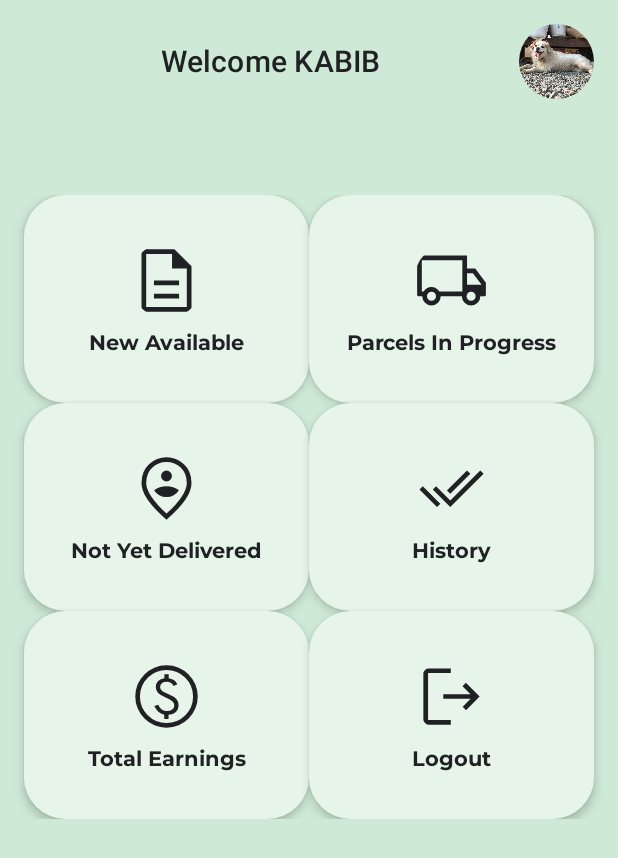
After one commit to sheikh-10/Rider-App, an Android app built with Jetpack Compose: the composable HomeScreen shown on its own in the app's theme, on a phone screen of 412 x 824 dp. The commit adds this screen. Shown: the top 858 px of the screen. Run offline under Robolectric (Android 15) with nearby library versions, the phone set to English and light mode, and no system bars; 2 statements that could not run were skipped.

Commit message:
Home Screen - 5th release

```diff
--- /dev/null
+++ b/app/src/main/java/com/food/riderapp/data/Datasource.kt
@@ -0,0 +1,18 @@
+package com.food.riderapp.data
+
+import androidx.compose.material.icons.Icons
+import com.food.riderapp.R
+import com.food.riderapp.model.MenuOption
+
+object Datasource {
+    fun loadOptions(): List<MenuOption> {
+        return listOf(
+            MenuOption(optionImage = R.drawable.notes, optionName = "New Available"),
+            MenuOption(optionImage = R.drawable.local_shipping, optionName = "Parcels In Progress"),
+            MenuOption(optionImage = R.drawable.person, optionName = "Not Yet Delivered"),
+            MenuOption(optionImage = R.drawable.done, optionName = "History"),
+            MenuOption(optionImage = R.drawable.paid, optionName = "Total Earnings"),
+            MenuOption(optionImage = R.drawable.logout, optionName = "Logout"),
+        )
+    }
+}
--- /dev/null
+++ b/app/src/main/java/com/food/riderapp/model/MenuOption.kt
@@ -0,0 +1,3 @@
+package com.food.riderapp.model
+
+data class MenuOption(val optionImage: Int, val optionName: String)
--- /dev/null
+++ b/app/src/main/java/com/food/riderapp/ui/HomeScreen.kt
@@ -0,0 +1,117 @@
+package com.food.riderapp.ui
+
+import android.content.res.Configuration
+import androidx.compose.foundation.ExperimentalFoundationApi
+import androidx.compose.foundation.Image
+import androidx.compose.foundation.background
+import androidx.compose.foundation.layout.*
+import androidx.compose.foundation.lazy.GridCells
+import androidx.compose.foundation.lazy.LazyVerticalGrid
+import androidx.compose.foundation.shape.RoundedCornerShape
+import androidx.compose.material.Card
+import androidx.compose.material.Icon
+import androidx.compose.material.MaterialTheme
+import androidx.compose.material.Text
+import androidx.compose.runtime.Composable
+import androidx.compose.ui.Alignment
+import androidx.compose.ui.Modifier
+import androidx.compose.ui.draw.clip
+import androidx.compose.ui.layout.ContentScale
+import androidx.compose.ui.res.painterResource
+import androidx.compose.ui.tooling.preview.Preview
+import androidx.compose.ui.unit.dp
+import com.food.riderapp.ui.theme.RiderAppTheme
+import com.food.riderapp.R
+import com.food.riderapp.data.Datasource
+import com.food.riderapp.model.MenuOption
+
+@Composable
+fun HomeScreen(modifier: Modifier = Modifier) {
+    Column(modifier = modifier
+        .fillMaxSize()
+        .background(MaterialTheme.colors.background)
+        .padding(16.dp),
+        verticalArrangement = Arrangement.spacedBy(16.dp)
+        ) {
+
+        Row(modifier = modifier.fillMaxWidth(),verticalAlignment = Alignment.CenterVertically) {
+
+            Text(text = "Welcome KABIB",
+                style = MaterialTheme.typography.h6,
+                color = MaterialTheme.colors.onSurface,
+                modifier = modifier
+                    .weight(1f)
+                    .wrapContentWidth(align = Alignment.CenterHorizontally)
+                )
+
+            Image(painter = painterResource(id = R.drawable.bella),
+                contentDescription = null,
+                contentScale = ContentScale.Crop,
+                modifier = modifier
+                    .size(50.dp)
+                    .clip(RoundedCornerShape(50)))
+        }
+
+        Spacer(modifier = modifier.height(32.dp))
+        MenuOptionCardList()
+    }
+}
+
+@OptIn(ExperimentalFoundationApi::class)
+@Composable
+private fun MenuOptionCardList(modifier: Modifier = Modifier,
+                               menuOption: List<MenuOption> = Datasource.loadOptions()) {
+    LazyVerticalGrid(cells = GridCells.Fixed(2),
+        verticalArrangement = Arrangement.spacedBy(8.dp),
+        horizontalArrangement = Arrangement.spacedBy(8.dp)) {
+        items(menuOption.size) { index ->
+            MenuOptionCard(menuOption = menuOption[index])
+        }
+    }
+}
+
+@Composable
+private fun MenuOptionCard(modifier: Modifier = Modifier,
+                           menuOption: MenuOption = Datasource.loadOptions()[0]) {
+    Card(elevation = 4.dp, shape = RoundedCornerShape(20)) {
+        Column(modifier = modifier
+            .fillMaxWidth()
+            .padding(vertical = 32.dp, horizontal = 16.dp), verticalArrangement = Arrangement.spacedBy(8.dp)) {
+
+            Icon(painter = painterResource(id = menuOption.optionImage),
+                contentDescription = null,
+                modifier = modifier
+                    .fillMaxWidth()
+                    .wrapContentWidth(align = Alignment.CenterHorizontally)
+                    .size(50.dp)
+                    .clip(RoundedCornerShape(50)),
+                tint = MaterialTheme.colors.onSurface
+                )
+
+            Text(text = menuOption.optionName,
+                style = MaterialTheme.typography.body1,
+                color = MaterialTheme.colors.onSurface,
+                modifier = modifier
+                    .fillMaxWidth()
+                    .wrapContentWidth(align = Alignment.CenterHorizontally)
+
+            )
+        }
+    }
+}
+
+@Preview(showBackground = true, showSystemUi = true)
+@Composable
+private fun HomeScreenLightThemeScreen() {
+    RiderAppTheme(darkTheme = false) {
+        HomeScreen()
+    }
+}
+
+@Preview(showBackground = true, showSystemUi = true, uiMode = Configuration.UI_MODE_NIGHT_YES)
+@Composable
+private fun HomeScreenDarkThemePreview() {
+    RiderAppTheme(darkTheme = true) {
+        HomeScreen()
+    }
+}
--- a/app/src/main/java/com/food/riderapp/ui/LoginScreen.kt
+++ b/app/src/main/java/com/food/riderapp/ui/LoginScreen.kt
@@ -86,7 +86,6 @@ private fun LoginScreenLightThemePreview() {
     RiderAppTheme(darkTheme = false) {
         LoginScreen()
     }
-
 }
 
 @Preview(showBackground = true, showSystemUi = true, uiMode = UI_MODE_NIGHT_YES)
--- /dev/null
+++ b/app/src/main/res/drawable/done.xml
@@ -0,0 +1,9 @@
+<vector xmlns:android="http://schemas.android.com/apk/res/android"
+    android:width="48dp"
+    android:height="48dp"
+    android:viewportWidth="48"
+    android:viewportHeight="48">
+  <path
+      android:fillColor="@android:color/white"
+      android:pathData="M14.7,35.9 L3.5,24.7 5.65,22.55 14.7,31.6 16.85,33.75ZM23.2,35.9 L12,24.7 14.15,22.55 23.2,31.6 42.4,12.4 44.55,14.55ZM23.2,27.4 L21.05,25.25 33.9,12.4 36.05,14.55Z"/>
+</vector>
--- /dev/null
+++ b/app/src/main/res/drawable/local_shipping.xml
@@ -0,0 +1,9 @@
+<vector xmlns:android="http://schemas.android.com/apk/res/android"
+    android:width="48dp"
+    android:height="48dp"
+    android:viewportWidth="48"
+    android:viewportHeight="48">
+  <path
+      android:fillColor="@android:color/white"
+      android:pathData="M11.2,39.95Q8.75,39.95 7.025,38.225Q5.3,36.5 5.3,34.05H2V11Q2,9.8 2.9,8.9Q3.8,8 5,8H33.95V16.35H39.2L46,25.4V34.05H42.45Q42.45,36.5 40.725,38.225Q39,39.95 36.55,39.95Q34.1,39.95 32.375,38.225Q30.65,36.5 30.65,34.05H17.1Q17.1,36.5 15.375,38.225Q13.65,39.95 11.2,39.95ZM11.2,36.95Q12.4,36.95 13.25,36.1Q14.1,35.25 14.1,34.05Q14.1,32.85 13.25,32Q12.4,31.15 11.2,31.15Q10,31.15 9.15,32Q8.3,32.85 8.3,34.05Q8.3,35.25 9.15,36.1Q10,36.95 11.2,36.95ZM5,31.05H6.1Q6.95,29.7 8.25,28.9Q9.55,28.1 11.15,28.1Q12.75,28.1 14.075,28.925Q15.4,29.75 16.25,31.05H30.95V11H5Q5,11 5,11Q5,11 5,11ZM36.55,36.95Q37.75,36.95 38.6,36.1Q39.45,35.25 39.45,34.05Q39.45,32.85 38.6,32Q37.75,31.15 36.55,31.15Q35.35,31.15 34.5,32Q33.65,32.85 33.65,34.05Q33.65,35.25 34.5,36.1Q35.35,36.95 36.55,36.95ZM33.95,26.75H43.25L37.7,19.35H33.95ZM18,21.55Q18,21.55 18,21.55Q18,21.55 18,21.55Q18,21.55 18,21.55Q18,21.55 18,21.55Q18,21.55 18,21.55Q18,21.55 18,21.55Z"/>
+</vector>
--- /dev/null
+++ b/app/src/main/res/drawable/logout.xml
@@ -0,0 +1,10 @@
+<vector xmlns:android="http://schemas.android.com/apk/res/android"
+    android:width="48dp"
+    android:height="48dp"
+    android:viewportWidth="48"
+    android:viewportHeight="48"
+    android:autoMirrored="true">
+  <path
+      android:fillColor="@android:color/white"
+      android:pathData="M9,42Q7.8,42 6.9,41.1Q6,40.2 6,39V9Q6,7.8 6.9,6.9Q7.8,6 9,6H23.55V9H9Q9,9 9,9Q9,9 9,9V39Q9,39 9,39Q9,39 9,39H23.55V42ZM33.3,32.75 L31.15,30.6 36.25,25.5H18.75V22.5H36.15L31.05,17.4L33.2,15.25L42,24.05Z"/>
+</vector>
--- /dev/null
+++ b/app/src/main/res/drawable/notes.xml
@@ -0,0 +1,9 @@
+<vector xmlns:android="http://schemas.android.com/apk/res/android"
+    android:width="48dp"
+    android:height="48dp"
+    android:viewportWidth="48"
+    android:viewportHeight="48">
+  <path
+      android:fillColor="@android:color/white"
+      android:pathData="M15.95,35.5H32.05V32.5H15.95ZM15.95,27H32.05V24H15.95ZM11,44Q9.8,44 8.9,43.1Q8,42.2 8,41V7Q8,5.8 8.9,4.9Q9.8,4 11,4H29.05L40,14.95V41Q40,42.2 39.1,43.1Q38.2,44 37,44ZM27.55,16.3V7H11Q11,7 11,7Q11,7 11,7V41Q11,41 11,41Q11,41 11,41H37Q37,41 37,41Q37,41 37,41V16.3ZM11,7V16.3V7V16.3V41Q11,41 11,41Q11,41 11,41Q11,41 11,41Q11,41 11,41V7Q11,7 11,7Q11,7 11,7Z"/>
+</vector>
--- /dev/null
+++ b/app/src/main/res/drawable/paid.xml
@@ -0,0 +1,9 @@
+<vector xmlns:android="http://schemas.android.com/apk/res/android"
+    android:width="48dp"
+    android:height="48dp"
+    android:viewportWidth="48"
+    android:viewportHeight="48">
+  <path
+      android:fillColor="@android:color/white"
+      android:pathData="M22.55,38.35H25.3V35.75Q28.35,35.4 30.05,33.875Q31.75,32.35 31.75,29.8Q31.75,27.25 30.3,25.65Q28.85,24.05 25.4,22.6Q22.5,21.4 21.2,20.45Q19.9,19.5 19.9,17.9Q19.9,16.35 21.025,15.45Q22.15,14.55 24.1,14.55Q25.6,14.55 26.7,15.25Q27.8,15.95 28.55,17.35L30.95,16.2Q30.1,14.45 28.7,13.45Q27.3,12.45 25.4,12.25V9.7H22.65V12.25Q20.1,12.6 18.625,14.125Q17.15,15.65 17.15,17.9Q17.15,20.35 18.65,21.8Q20.15,23.25 23.15,24.5Q26.5,25.9 27.75,27.025Q29,28.15 29,29.8Q29,31.4 27.675,32.375Q26.35,33.35 24.35,33.35Q22.4,33.35 20.875,32.25Q19.35,31.15 18.75,29.25L16.2,30.1Q17.25,32.4 18.775,33.725Q20.3,35.05 22.55,35.65ZM24,44Q19.9,44 16.25,42.425Q12.6,40.85 9.875,38.125Q7.15,35.4 5.575,31.75Q4,28.1 4,24Q4,19.85 5.575,16.2Q7.15,12.55 9.875,9.85Q12.6,7.15 16.25,5.575Q19.9,4 24,4Q28.15,4 31.8,5.575Q35.45,7.15 38.15,9.85Q40.85,12.55 42.425,16.2Q44,19.85 44,24Q44,28.1 42.425,31.75Q40.85,35.4 38.15,38.125Q35.45,40.85 31.8,42.425Q28.15,44 24,44ZM24,41Q31.1,41 36.05,36.025Q41,31.05 41,24Q41,16.9 36.05,11.95Q31.1,7 24,7Q16.95,7 11.975,11.95Q7,16.9 7,24Q7,31.05 11.975,36.025Q16.95,41 24,41ZM24,24Q24,24 24,24Q24,24 24,24Q24,24 24,24Q24,24 24,24Q24,24 24,24Q24,24 24,24Q24,24 24,24Q24,24 24,24Z"/>
+</vector>
--- /dev/null
+++ b/app/src/main/res/drawable/person.xml
@@ -0,0 +1,9 @@
+<vector xmlns:android="http://schemas.android.com/apk/res/android"
+    android:width="48dp"
+    android:height="48dp"
+    android:viewportWidth="48"
+    android:viewportHeight="48">
+  <path
+      android:fillColor="@android:color/white"
+      android:pathData="M24,29.5Q26.55,29.5 28.625,28.3Q30.7,27.1 31.95,25.1Q30.25,23.8 28.25,23.15Q26.25,22.5 24,22.5Q21.75,22.5 19.75,23.15Q17.75,23.8 16.05,25.1Q17.3,27.1 19.375,28.3Q21.45,29.5 24,29.5ZM24,19.5Q25.45,19.5 26.475,18.475Q27.5,17.45 27.5,16Q27.5,14.55 26.475,13.525Q25.45,12.5 24,12.5Q22.55,12.5 21.525,13.525Q20.5,14.55 20.5,16Q20.5,17.45 21.525,18.475Q22.55,19.5 24,19.5ZM24,40.05Q30.65,34 33.825,29.075Q37,24.15 37,20.4Q37,14.5 33.225,10.75Q29.45,7 24,7Q18.55,7 14.775,10.75Q11,14.5 11,20.4Q11,24.15 14.25,29.075Q17.5,34 24,40.05ZM24,44Q15.95,37.15 11.975,31.275Q8,25.4 8,20.4Q8,12.9 12.825,8.45Q17.65,4 24,4Q30.35,4 35.175,8.45Q40,12.9 40,20.4Q40,25.4 36.025,31.275Q32.05,37.15 24,44ZM24,20.4Q24,20.4 24,20.4Q24,20.4 24,20.4Q24,20.4 24,20.4Q24,20.4 24,20.4Q24,20.4 24,20.4Q24,20.4 24,20.4Q24,20.4 24,20.4Q24,20.4 24,20.4Z"/>
+</vector>
```
Also changed, not shown: app/src/main/res/drawable-nodpi/bella.jpg (added), app/src/main/res/drawable-nodpi/faye.jpg (added), app/src/main/res/drawable-nodpi/frankie.jpg (added), app/src/main/res/drawable-nodpi/koda.jpg (added), app/src/main/res/drawable-nodpi/leroy.jpg (added), app/src/main/res/drawable-nodpi/lola.jpg (added), app/src/main/res/drawable-nodpi/nox.jpg (added), app/src/main/res/drawable-nodpi/tzeitel.jpg (added), 1 other file.
